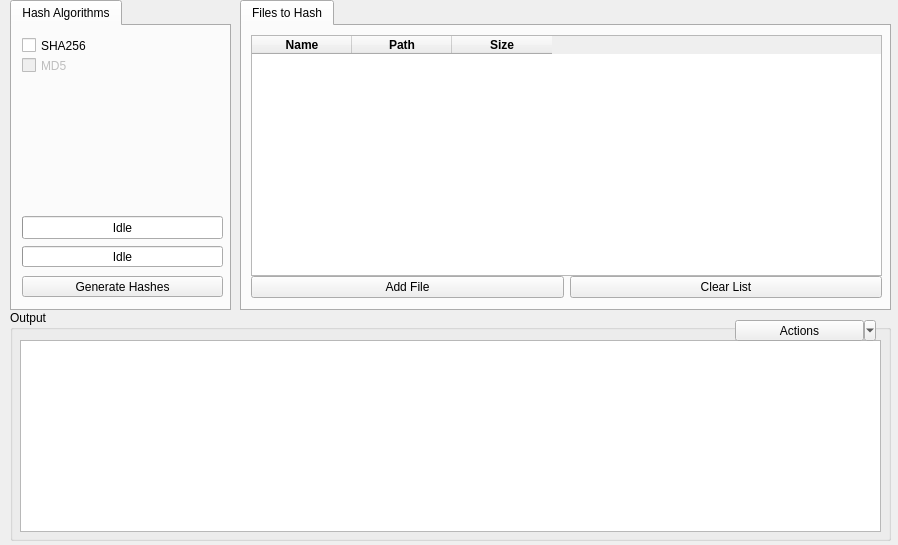
Above: GUI/FileHasherUI/filehasher.ui from AlEscher/FileHasher before the change. Below: the same form after it.
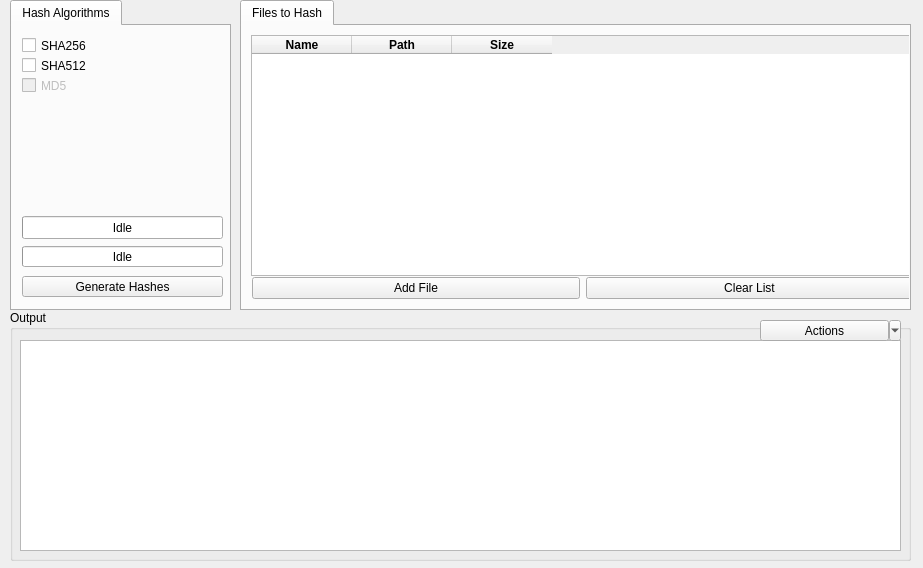
That is the form after the change.

Commit message: Added SHA512 to GUI - Changed order of hashing, now iterating through file list for each hash algorithm - Resized GUI window

The edit to the form file:
```diff
--- a/GUI/FileHasherUI/filehasher.ui
+++ b/GUI/FileHasherUI/filehasher.ui
@@ -9,8 +9,8 @@
    <rect>
     <x>0</x>
     <y>0</y>
-    <width>898</width>
-    <height>545</height>
+    <width>923</width>
+    <height>568</height>
    </rect>
   </property>
   <property name="windowTitle">
@@ -28,7 +28,7 @@
      <rect>
       <x>240</x>
       <y>0</y>
-      <width>651</width>
+      <width>671</width>
       <height>311</height>
      </rect>
     </property>
@@ -50,7 +50,7 @@
        <rect>
         <x>9</x>
         <y>9</y>
-        <width>631</width>
+        <width>661</width>
         <height>241</height>
        </rect>
       </property>
@@ -109,12 +109,12 @@
        </property>
       </column>
      </widget>
-     <widget class="QWidget" name="layoutWidget">
+     <widget class="QWidget" name="">
       <property name="geometry">
        <rect>
-        <x>9</x>
-        <y>250</y>
-        <width>631</width>
+        <x>10</x>
+        <y>251</y>
+        <width>661</width>
         <height>23</height>
        </rect>
       </property>
@@ -185,7 +185,7 @@
       <property name="geometry">
        <rect>
         <x>10</x>
-        <y>30</y>
+        <y>50</y>
         <width>101</width>
         <height>19</height>
        </rect>
@@ -260,6 +260,22 @@
        <string>Idle</string>
       </property>
      </widget>
+     <widget class="QCheckBox" name="sha512CB">
+      <property name="geometry">
+       <rect>
+        <x>10</x>
+        <y>30</y>
+        <width>72</width>
+        <height>19</height>
+       </rect>
+      </property>
+      <property name="cursor">
+       <cursorShape>PointingHandCursor</cursorShape>
+      </property>
+      <property name="text">
+       <string>SHA512</string>
+      </property>
+     </widget>
     </widget>
    </widget>
    <widget class="QGroupBox" name="groupBox">
@@ -267,8 +283,8 @@
      <rect>
       <x>10</x>
       <y>310</y>
-      <width>881</width>
-      <height>231</height>
+      <width>901</width>
+      <height>251</height>
      </rect>
     </property>
     <property name="autoFillBackground">
@@ -282,8 +298,8 @@
       <rect>
        <x>10</x>
        <y>30</y>
-       <width>861</width>
-       <height>192</height>
+       <width>881</width>
+       <height>211</height>
       </rect>
      </property>
      <property name="cursor" stdset="0">
@@ -300,7 +316,7 @@
     <widget class="QToolButton" name="actionsButton">
      <property name="geometry">
       <rect>
-       <x>725</x>
+       <x>750</x>
        <y>10</y>
        <width>141</width>
        <height>21</height>
```
Left out of the diff: 3 changed lines with no effect on the pictures. The commit also changes 5 other files.
